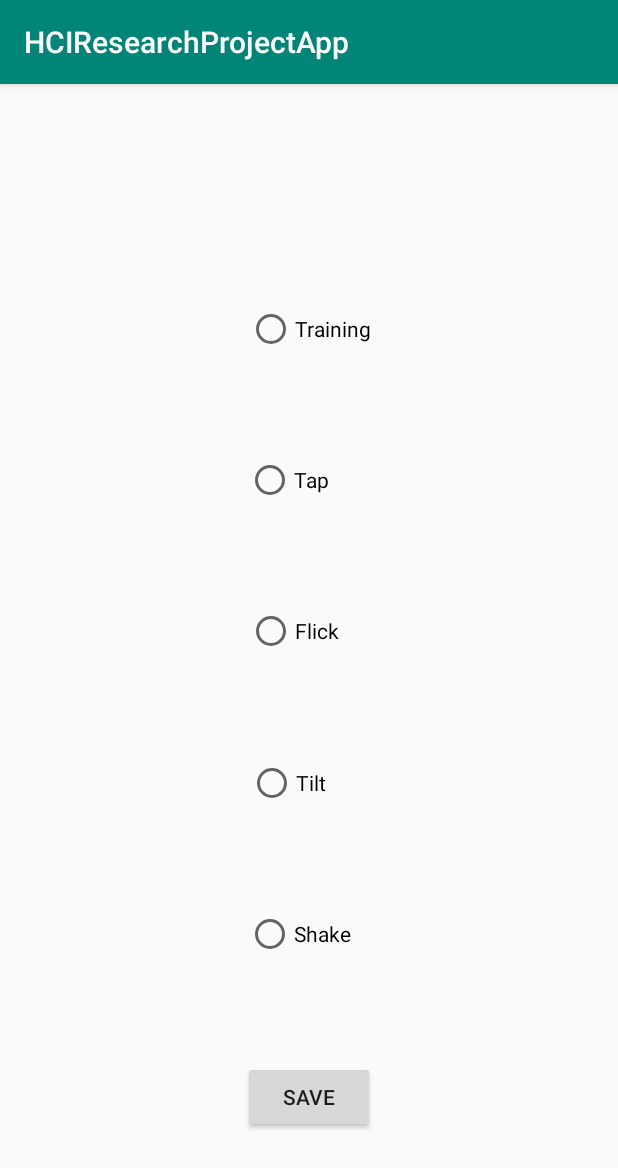
After one commit to magnusrand/HCIGestureApp, an Android app: the SettingsActivity screen opened directly, with no data from a screen before it, on a phone screen of 412 x 824 dp. The commit adds this screen. Shown: the top 1168 px of the screen. Run offline under Robolectric (Android 15) with nearby library versions, the phone set to English and light mode, and no system bars.

Commit message:
Adding settings activity. This activity allows to configure the app for different gestures to be detected. It also allows to select the mode, training or study.

```diff
--- /dev/null
+++ b/HCIProject/app/src/main/java/com/hci/hciresearchprojectapp/SettingsActivity.java
@@ -0,0 +1,61 @@
+package com.hci.hciresearchprojectapp;
+
+import androidx.appcompat.app.AppCompatActivity;
+
+import android.content.Intent;
+import android.util.Log;
+import android.view.View;
+import android.os.Bundle;
+import android.widget.Button;
+import android.widget.RadioButton;
+
+import static android.content.ContentValues.TAG;
+
+public class SettingsActivity extends AppCompatActivity {
+
+    private RadioButton trainingBtn, tapBtn, flickBtn, tiltBtn, shakeBtn;
+    public static Boolean isTrainingSelected = false,
+            isTapSelected = false,
+            isFlickSelected = false,
+            isTiltSelected = false,
+            isShakeSelected = false;
+    private Button saveBtn;
+
+    @Override
+    protected void onCreate(Bundle savedInstanceState) {
+        super.onCreate(savedInstanceState);
+        setContentView(R.layout.activity_settings);
+
+        trainingBtn = findViewById(R.id.trainingOn);
+        tapBtn = findViewById(R.id.tapOn);
+        flickBtn = findViewById(R.id.flickOn);
+        tiltBtn = findViewById(R.id.tiltOn);
+        shakeBtn = findViewById(R.id.shakeOn);
+        saveBtn = findViewById(R.id.configSave);
+
+        saveBtn.setOnClickListener(new View.OnClickListener() {
+            @Override
+            public void onClick(View view) {
+                saveSettings();
+                Intent mainIntent = new Intent(SettingsActivity.this, MainActivity.class);
+                startActivity(mainIntent);
+                finish();
+            }
+        });
+    }
+
+    public void saveSettings()
+    {
+        isTrainingSelected = trainingBtn.isChecked();
+        isFlickSelected = flickBtn.isChecked();
+        isTapSelected = tapBtn.isChecked();
+        isTiltSelected = tiltBtn.isChecked();
+        isShakeSelected = shakeBtn.isChecked();
+
+        Log.i(TAG, "onClick: " + isTrainingSelected + "\n" +
+                isTapSelected+ "\n" +
+                isFlickSelected+ "\n" +
+                isTiltSelected+ "\n" +
+                isShakeSelected);
+    }
+}
--- /dev/null
+++ b/HCIProject/app/src/main/res/layout/activity_settings.xml
@@ -0,0 +1,89 @@
+<?xml version="1.0" encoding="utf-8"?>
+<androidx.constraintlayout.widget.ConstraintLayout xmlns:android="http://schemas.android.com/apk/res/android"
+    xmlns:app="http://schemas.android.com/apk/res-auto"
+    xmlns:tools="http://schemas.android.com/tools"
+    android:layout_width="match_parent"
+    android:layout_height="match_parent"
+    tools:context=".SettingsActivity">
+
+    <RadioButton
+        android:id="@+id/shakeOn"
+        android:layout_width="wrap_content"
+        android:layout_height="wrap_content"
+        android:text="Shake"
+        app:layout_constraintBottom_toTopOf="@+id/configSave"
+        app:layout_constraintEnd_toEndOf="parent"
+        app:layout_constraintHorizontal_bias="0.48"
+        app:layout_constraintStart_toStartOf="parent"
+        app:layout_constraintTop_toBottomOf="@+id/tiltOn" />
+
+    <RadioButton
+        android:id="@+id/tiltOn"
+        android:layout_width="wrap_content"
+        android:layout_height="wrap_content"
+        android:text="Tilt"
+        app:layout_constraintBottom_toTopOf="@+id/shakeOn"
+        app:layout_constraintEnd_toEndOf="parent"
+        app:layout_constraintHorizontal_bias="0.46"
+        app:layout_constraintStart_toStartOf="parent"
+        app:layout_constraintTop_toBottomOf="@+id/flickOn" />
+
+    <RadioButton
+        android:id="@+id/flickOn"
+        android:layout_width="wrap_content"
+        android:layout_height="wrap_content"
+        android:text="Flick"
+        app:layout_constraintBottom_toTopOf="@+id/tiltOn"
+        app:layout_constraintEnd_toEndOf="parent"
+        app:layout_constraintHorizontal_bias="0.47"
+        app:layout_constraintStart_toStartOf="parent"
+        app:layout_constraintTop_toBottomOf="@+id/tapOn" />
+
+    <RadioButton
+        android:id="@+id/trainingOn"
+        android:layout_width="wrap_content"
+        android:layout_height="wrap_content"
+        android:text="Training"
+        app:layout_constraintBottom_toBottomOf="parent"
+        app:layout_constraintEnd_toEndOf="parent"
+        app:layout_constraintStart_toStartOf="parent"
+        app:layout_constraintTop_toTopOf="parent"
+        app:layout_constraintVertical_bias="0.19999999" />
+
+    <EditText
+        android:id="@+id/editText"
+        android:layout_width="132dp"
+        android:layout_height="46dp"
+        android:layout_marginStart="139dp"
+        android:layout_marginTop="81dp"
+        android:layout_marginEnd="140dp"
+        android:layout_marginBottom="101dp"
+        android:ems="10"
+        android:inputType="textPersonName"
+        android:text="Configurations"
+        app:layout_constraintBottom_toTopOf="@+id/trainingOn"
+        app:layout_constraintEnd_toEndOf="parent"
+        app:layout_constraintStart_toStartOf="parent"
+        app:layout_constraintTop_toTopOf="parent" />
+
+    <RadioButton
+        android:id="@+id/tapOn"
+        android:layout_width="wrap_content"
+        android:layout_height="wrap_content"
+        android:text="Tap"
+        app:layout_constraintBottom_toTopOf="@+id/flickOn"
+        app:layout_constraintEnd_toEndOf="parent"
+        app:layout_constraintHorizontal_bias="0.46"
+        app:layout_constraintStart_toStartOf="parent"
+        app:layout_constraintTop_toBottomOf="@+id/trainingOn" />
+
+    <Button
+        android:id="@+id/configSave"
+        android:layout_width="wrap_content"
+        android:layout_height="wrap_content"
+        android:text="Save"
+        app:layout_constraintBottom_toBottomOf="parent"
+        app:layout_constraintEnd_toEndOf="parent"
+        app:layout_constraintStart_toStartOf="parent"
+        app:layout_constraintTop_toBottomOf="@+id/shakeOn" />
+</androidx.constraintlayout.widget.ConstraintLayout>
```
Also changed, not shown: HCIProject/app/src/main/AndroidManifest.xml (+22 -7 lines), HCIProject/app/src/main/java/com/hci/hciresearchprojectapp/MainActivity.java (+10 -1 lines), HCIProject/app/src/main/res/layout/activity_main.xml (+14 -0 lines).
